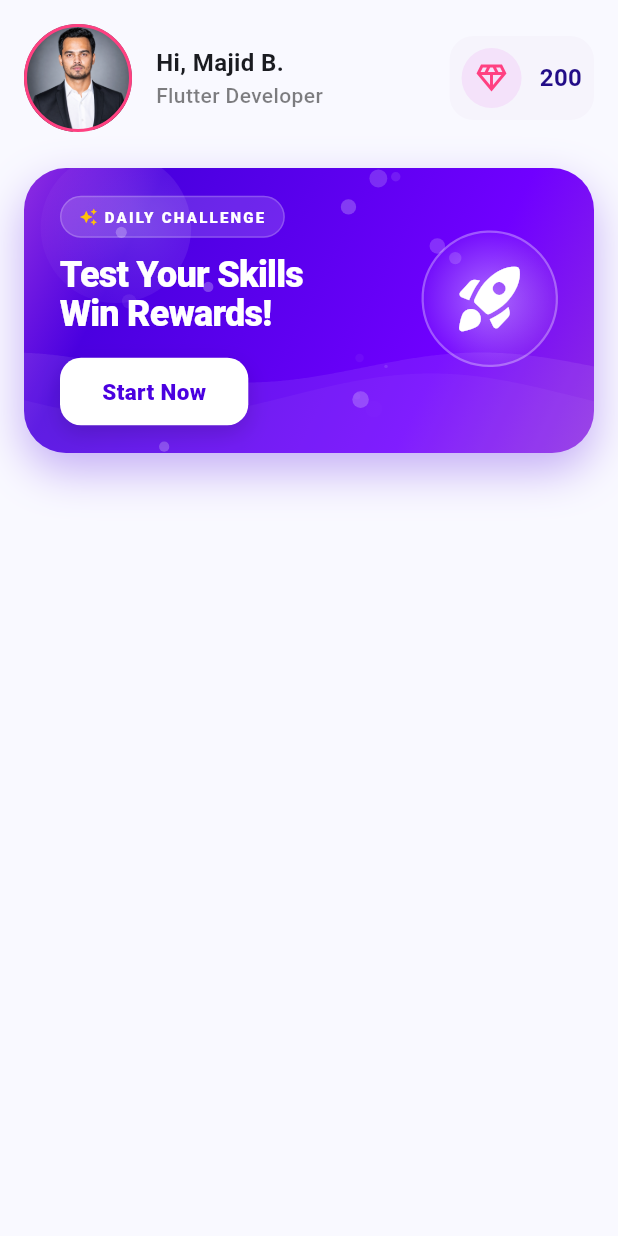
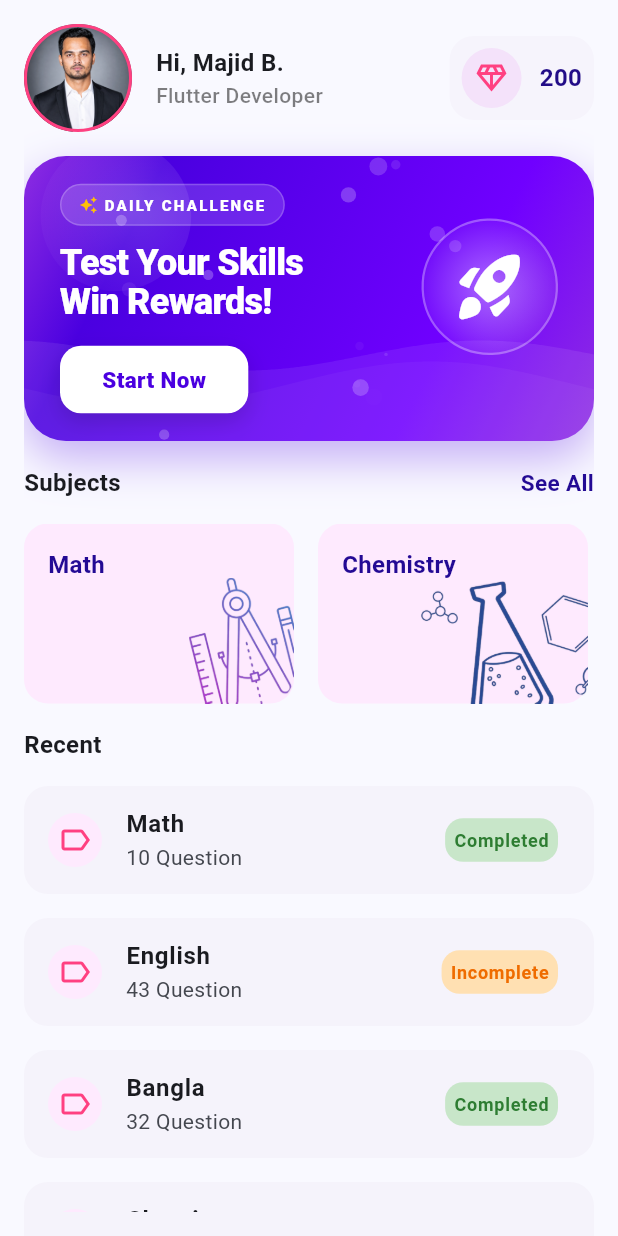
Before and after one commit to majidbhuiyan20/BDApps, a Flutter app: the screen it shows after launch, on a phone screen of 412 x 824 dp. Run offline on Flutter 3.47's test engine with Material 3 defaults, Android fonts, the phone set to English and light mode, and no system bars.

Commit message:
add CategoryCard, RecentCard, and TitleSection widgets and update home screen UI

```diff
--- a/lib/QuizApp/quiz_app_home.dart
+++ b/lib/QuizApp/quiz_app_home.dart
@@ -1,3 +1,6 @@
+import 'package:bdapps/QuizApp/widgets/category_card.dart';
+import 'package:bdapps/QuizApp/widgets/recent_card.dart';
+import 'package:bdapps/QuizApp/widgets/title_section.dart';
 import 'package:flutter/material.dart';
 import 'widgets/quiz_banner.dart';
 
@@ -15,7 +18,9 @@ class _QuizAppHomeState extends State<QuizAppHome> {
       body: SafeArea(
           child: Padding(
             padding: const EdgeInsets.all(16.0),
+            child: SingleChildScrollView(
               child: Column(
+                spacing: 16,
                 children: [
                   Row(
                     spacing: 16,
@@ -61,9 +66,28 @@ class _QuizAppHomeState extends State<QuizAppHome> {
                       )
                     ],
                   ),
-                const SizedBox(height: 24),
                   const QuizBanner(),
+                  TitleSection(title: 'Subjects',),
+                 SingleChildScrollView(
+                   scrollDirection: Axis.horizontal,
+                   child: Row(
+                     spacing: 16,
+                     children: [
+                       CategoryCard(title: "Math", imageFileName: "math.png", onTap: (){}),
+                       CategoryCard(title: "Chemistry", imageFileName: "chemistry.png", onTap: (){}),
+                       CategoryCard(title: "Biology", imageFileName: "biology.png", onTap: (){}),
+                       CategoryCard(title: "Computer", imageFileName: "computer.png", onTap: (){}),
                      ],
+                   ),
+                 ),
+                  TitleSection(title: 'Recent',showSeeAll: false,),
+                  RecentCard(title: "Math", questionCount: 10, isComplete: true,),
+                  RecentCard(title: "English", questionCount: 43, isComplete: false,),
+                  RecentCard(title: "Bangla", questionCount: 32, isComplete: true),
+                  RecentCard(title: "Chemistry", questionCount: 32, isComplete: true),
+
+                ],
+              ),
             ),
           )
       ),
--- /dev/null
+++ b/lib/QuizApp/widgets/category_card.dart
@@ -0,0 +1,44 @@
+import 'package:flutter/material.dart';
+
+class CategoryCard extends StatelessWidget {
+  const CategoryCard({
+    super.key,
+    required this.title,
+    required this.imageFileName,
+    required this.onTap,
+  });
+
+  final String title;
+  final String imageFileName;
+  final VoidCallback onTap;
+
+  @override
+  Widget build(BuildContext context) {
+    return InkWell(
+      onTap: onTap,
+      child: Container(
+        height: 120,
+        width: 180,
+        decoration: BoxDecoration(
+            color: Color(0Xfffeeafe),
+            borderRadius: BorderRadius.circular(16)
+        ),
+        child: Stack(
+          children: [
+            Align(
+              alignment: Alignment.bottomRight,
+              child: Image.asset('assets/category/$imageFileName', height: 84),
+            ),
+            Padding(
+              padding: const EdgeInsets.all(16.0),
+              child: Align(
+                alignment: Alignment.topLeft,
+                child: Text(title, style: const TextStyle(fontWeight: FontWeight.bold, fontSize: 16, color: Color(0Xff230a94))),
+              ),
+            )
+          ],
+        ),
+      ),
+    );
+  }
+}
--- /dev/null
+++ b/lib/QuizApp/widgets/recent_card.dart
@@ -0,0 +1,32 @@
+import 'package:flutter/material.dart';
+class RecentCard extends StatelessWidget {
+  const RecentCard({super.key, required this.title, required this.questionCount, required this.isComplete});
+  final String title;
+  final int questionCount;
+  final bool isComplete;
+
+  @override
+  Widget build(BuildContext context) {
+    return ListTile(
+      tileColor: Color(0Xfff5f3fb),
+      style: ListTileStyle.drawer,
+      shape: RoundedRectangleBorder(borderRadius: BorderRadius.circular(16)),
+      leading: Container(
+          padding: EdgeInsets.all(6),
+          decoration: BoxDecoration(
+            color: Color(0Xfffeeafe),
+            shape: BoxShape.circle,
+          ),
+          child: Icon(Icons.label_outline, color: Colors.pinkAccent,)),
+      title: Text(title, style: TextStyle(fontWeight: FontWeight.bold),),
+      subtitle: Text("$questionCount Question"),
+      trailing: Container(
+          padding: EdgeInsets.all(6),
+          decoration: BoxDecoration(
+            color: isComplete ? Colors.green.shade100 : Colors.orange.shade100,
+            borderRadius: BorderRadius.circular(12),
+          ),
+          child: Text(isComplete ? "Completed" : "Incomplete", style: TextStyle(color: isComplete ? Colors.green.shade800 : Colors.orange.shade800, fontSize: 12, fontWeight: FontWeight.w600),)),
+    );
+  }
+}
--- /dev/null
+++ b/lib/QuizApp/widgets/title_section.dart
@@ -0,0 +1,24 @@
+import 'package:flutter/material.dart';
+class TitleSection extends StatelessWidget {
+  const TitleSection({
+    super.key, required this.title, this.showSeeAll = true,
+  });
+  final String title;
+  final bool showSeeAll;
+
+
+  @override
+  Widget build(BuildContext context) {
+    return Row(
+      mainAxisAlignment: MainAxisAlignment.spaceBetween,
+      children: [
+        Text(title, style: TextStyle(fontWeight: FontWeight.bold, fontSize: 16, ),),
+        if(showSeeAll)InkWell(
+            onTap: (){
+              print("User Tapped see all button");
+            },
+            child: Text("See All", style: TextStyle(fontWeight: FontWeight.bold, fontSize: 15,color: Color(0Xff230a94) )))
+      ],
+    );
+  }
+}
--- a/pubspec.yaml
+++ b/pubspec.yaml
@@ -21,3 +21,4 @@ flutter:
   uses-material-design: true
   assets:
     - assets/images/
+    - assets/category/
```
Also changed, not shown: assets/card_bg.png (added), assets/category/biology.png (added), assets/category/chemistry.png (added), assets/category/computer.png (added), assets/category/math.png (added), assets/congrats.png (added), assets/stage.png (added). Lines whose indentation alone changed are shown as unchanged.
